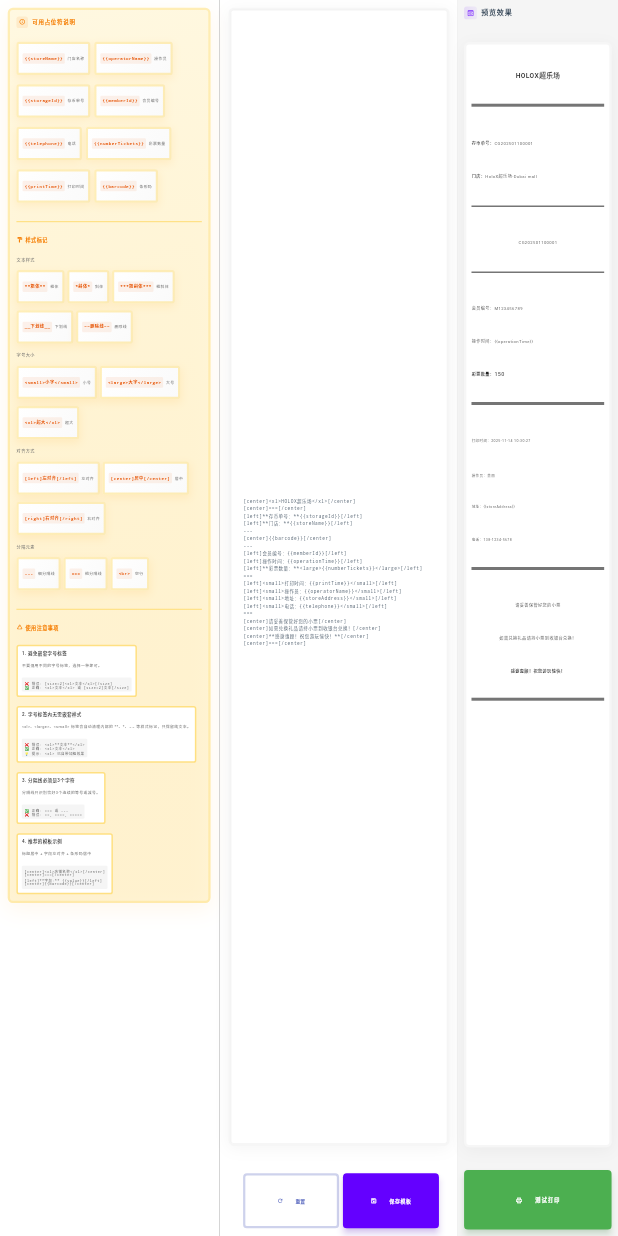
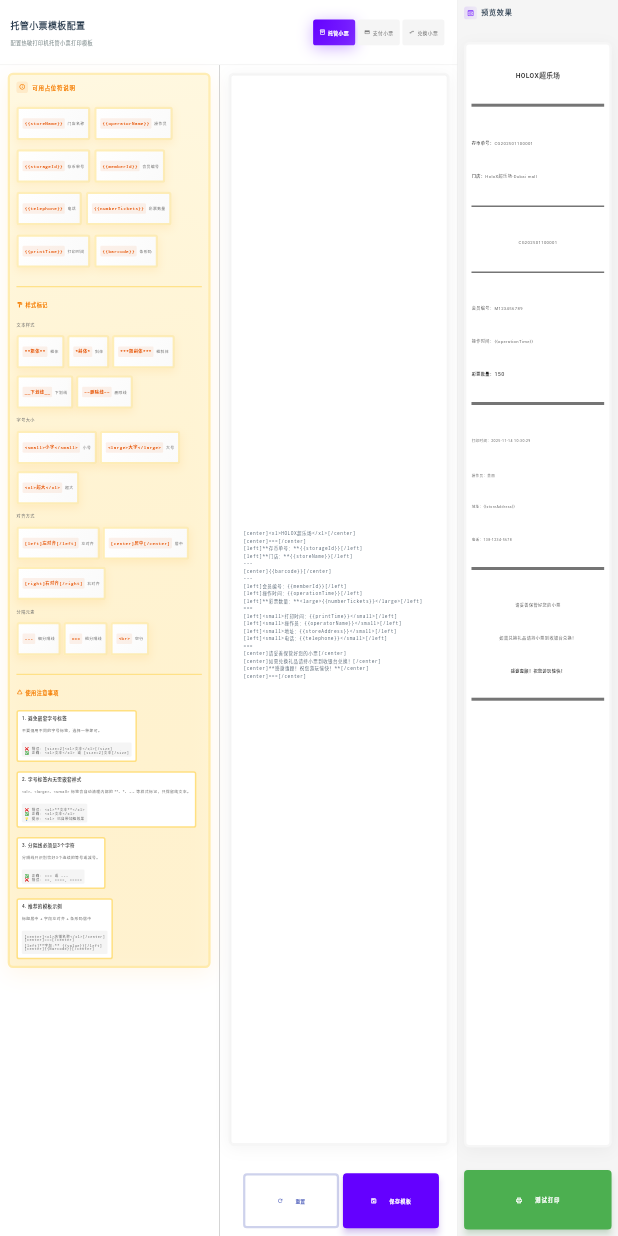
Before and after one commit to jiang-jian/crc1114, a Flutter app: the ReceiptSettingsView widget shown alone on an empty page, opened directly, on a phone screen of 412 x 824 dp. Run offline on Flutter 3.47's test engine with Material 3 defaults, Android fonts, the phone set to English and light mode, and no system bars; our stand-ins replace connectivity_plus, data_table_2, dio, flutter_screenutil, flutter_svg, get and 3 more; missing offline and left inert: android_intent_plus, nfc_manager, sunmi_flutter_plugin_printer, window_manager; accounts and stored records are empty.

Commit message:
refactor(settings): optimize receipt settings layout and cleanup unused code
- Move tab buttons to header row (aligned with title)
- Remove unused methods: _buildEditorSection, _buildTypeSelector, _buildReceiptTypeTabBar
- Rename _buildEditorSectionWithoutHeader to _buildEditorContent for clarity
- Improve code organization and reduce redundancy (-22 lines)
- Maintain all functionality: drag-to-resize, tab switching, unsaved changes dialog

```diff
--- a/lib/modules/settings/views/receipt_settings_view.dart
+++ b/lib/modules/settings/views/receipt_settings_view.dart
@@ -117,7 +117,28 @@ class _ReceiptSettingsViewState extends State<ReceiptSettingsView> {
       color: Colors.white,
       child: Row(
         children: [
-          Expanded(flex: 74, child: _buildEditorSectionWithoutHeader()),
+          // 左侧大列：标题+Tab按钮 + 编辑区（74%）
+          Expanded(
+            flex: 74,
+            child: Column(
+              children: [
+                // 顶部：标题+描述（左） + Tab按钮（右）
+                Container(
+                  padding: EdgeInsets.all(AppTheme.spacingXL),
+                  decoration: BoxDecoration(
+                    color: Colors.white,
+                    border: Border(
+                      bottom: BorderSide(color: _borderColor, width: 1.w),
+                    ),
+                  ),
+                  child: _buildHeader(),
+                ),
+                // 内容区：占位符指南 + 模板编辑器
+                Expanded(child: _buildEditorContent()),
+              ],
+            ),
+          ),
+          // 右侧列：预览区域（26%，全高度）
           Expanded(
             flex: 26,
             child: Container(
@@ -135,64 +156,8 @@ class _ReceiptSettingsViewState extends State<ReceiptSettingsView> {
     );
   }
 
-  Widget _buildEditorSection() {
-    return Column(
-      children: [
-        // 固定顶部：标题和类型选择器
-        Container(
-          padding: EdgeInsets.all(AppTheme.spacingXL),
-          decoration: BoxDecoration(
-            color: Colors.white,
-            border: Border(
-              bottom: BorderSide(color: _borderColor, width: 1.w),
-            ),
-          ),
-          child: _buildHeader(),
-        ),
-        // 可滚动内容区域：分为上下两部分
-        Expanded(
-          child: Obx(
-            () => Row(
-              key: _editorRowKey,
-              crossAxisAlignment: CrossAxisAlignment.start,
-              children: [
-                // 左侧：标签使用指南（独立滚动）
-                Expanded(
-                  flex: _leftPanelFlex.value,
-                  child: Container(
-                    child: SingleChildScrollView(
-                      padding: EdgeInsets.all(AppTheme.spacingL),
-                      child: _buildPlaceholderGuide(),
-                    ),
-                  ),
-                ),
-                // 可拖拽的分隔条
-                _buildDraggableDivider(),
-                // 右侧：模板编辑器（独立滚动）
-                Expanded(
-                  flex: 100 - _leftPanelFlex.value,
-                  child: Container(
-                    padding: EdgeInsets.all(AppTheme.spacingL),
-                    child: Column(
-                      crossAxisAlignment: CrossAxisAlignment.start,
-                      children: [
-                        Expanded(child: _buildTemplateEditor()),
-                        SizedBox(height: 24.h),
-                        Center(child: _buildActionButtons()),
-                      ],
-                    ),
-                  ),
-                ),
-              ],
-            ),
-          ),
-        ),
-      ],
-    );
-  }
-
-  /// 无标题栏的编辑器区域（用于Tab页面）
-  Widget _buildEditorSectionWithoutHeader() {
+  /// 编辑器区域（占位符指南 + 模板编辑器）
+  Widget _buildEditorContent() {
     return Obx(
       () => Row(
         key: _editorRowKey,
@@ -230,9 +195,82 @@ class _ReceiptSettingsViewState extends State<ReceiptSettingsView> {
     );
   }
 
+  /// 单个Tab按钮
+  Widget _buildTabButton(ReceiptTemplateType type, bool isSelected) {
+    return GestureDetector(
+      onTap: () async {
+        if (_hasUnsavedChanges.value) {
+          final shouldSwitch = await _showUnsavedChangesDialog();
+          if (shouldSwitch != true) return;
+        }
+        _selectedType.value = type;
+        await _loadTemplate();
+      },
+      child: Container(
+        margin: EdgeInsets.only(right: 8.w, top: 8.h, bottom: 8.h),
+        padding: EdgeInsets.symmetric(horizontal: 20.w, vertical: 8.h),
+        decoration: BoxDecoration(
+          gradient: isSelected
+              ? LinearGradient(
+                  colors: [
+                    AppTheme.primaryColor,
+                    AppTheme.primaryColor.withOpacity(0.8),
+                  ],
+                  begin: Alignment.topLeft,
+                  end: Alignment.bottomRight,
+                )
+              : null,
+          color: isSelected ? null : const Color(0xFFF5F5F5),
+          borderRadius: BorderRadius.circular(8.r),
+          boxShadow: isSelected
+              ? [
+                  BoxShadow(
+                    color: AppTheme.primaryColor.withOpacity(0.3),
+                    blurRadius: 8,
+                    offset: const Offset(0, 2),
+                  ),
+                ]
+              : null,
+        ),
+        child: Row(
+          mainAxisSize: MainAxisSize.min,
+          children: [
+            Icon(
+              _getTypeIcon(type),
+              size: 18.sp,
+              color: isSelected ? Colors.white : _textSecondary,
+            ),
+            SizedBox(width: 8.w),
+            Text(
+              type.displayName,
+              style: TextStyle(
+                fontSize: 15.sp,
+                fontWeight: isSelected ? FontWeight.w600 : FontWeight.w500,
+                color: isSelected ? Colors.white : _textSecondary,
+              ),
+            ),
+          ],
+        ),
+      ),
+    );
+  }
+
+  /// 获取小票类型图标
+  IconData _getTypeIcon(ReceiptTemplateType type) {
+    switch (type) {
+      case ReceiptTemplateType.custody:
+        return Icons.inventory_2_outlined;
+      case ReceiptTemplateType.payment:
+        return Icons.payment_outlined;
+      case ReceiptTemplateType.exchange:
+        return Icons.swap_horiz_outlined;
+    }
+  }
+
   Widget _buildHeader() {
     return Row(
       children: [
+        // 左侧：标题 + 描述
         Column(
           crossAxisAlignment: CrossAxisAlignment.start,
           children: [
@@ -252,85 +290,25 @@ class _ReceiptSettingsViewState extends State<ReceiptSettingsView> {
           ],
         ),
         const Spacer(),
-        _buildTypeSelector(),
+        // 右侧：Tab按钮
+        _buildReceiptTypeTabs(),
       ],
     );
   }
 
-  Widget _buildTypeSelector() {
+  /// 小票类型Tab按钮组（水平排列）
+  Widget _buildReceiptTypeTabs() {
     return Obx(
-      () => Container(
-        padding: EdgeInsets.symmetric(horizontal: 6.w, vertical: 6.h),
-        decoration: BoxDecoration(
-          color: const Color(0xFFF5F5F5),
-          borderRadius: BorderRadius.circular(12.r),
-          boxShadow: [
-            BoxShadow(
-              color: Colors.black.withOpacity(0.03),
-              blurRadius: 8,
-              offset: const Offset(0, 2),
-            ),
-          ],
-        ),
-        child: Row(
-          mainAxisSize: MainAxisSize.min,
-          children: ReceiptTemplateType.values.map((type) {
-            final isSelected = _selectedType.value == type;
-
-            return GestureDetector(
-              onTap: () async {
-                if (_hasUnsavedChanges.value) {
-                  final shouldSwitch = await _showUnsavedChangesDialog();
-                  if (shouldSwitch != true) return;
-                }
-                _selectedType.value = type;
-                await _loadTemplate();
-              },
-              child: AnimatedContainer(
-                duration: const Duration(milliseconds: 200),
-                curve: Curves.easeInOut,
-                padding: EdgeInsets.symmetric(horizontal: 24.w, vertical: 12.h),
-                margin: EdgeInsets.only(right: 4.w),
-                decoration: BoxDecoration(
-                  gradient: isSelected
-                      ? LinearGradient(
-                          colors: [
-                            AppTheme.primaryColor,
-                            AppTheme.primaryColor.withOpacity(0.9),
-                          ],
-                          begin: Alignment.topLeft,
-                          end: Alignment.bottomRight,
-                        )
-                      : null,
-                  color: isSelected ? null : Colors.transparent,
-                  borderRadius: BorderRadius.circular(10.r),
-                  boxShadow: isSelected
-                      ? [
-                          BoxShadow(
-                            color: AppTheme.primaryColor.withOpacity(0.3),
-                            blurRadius: 8,
-                            offset: const Offset(0, 3),
-                          ),
-                        ]
-                      : null,
-                ),
-                child: Text(
-                  type.displayName,
-                  style: TextStyle(
-                    fontSize: 15.sp,
-                    fontWeight:
-                        isSelected ? FontWeight.w600 : FontWeight.w500,
-                    color: isSelected ? Colors.white : _textSecondary,
-                    letterSpacing: 0.3,
-                  ),
-                ),
-              ),
-            );
-          }).toList(),
-        ),
+      () => Row(
+        mainAxisSize: MainAxisSize.min,
+        children: ReceiptTemplateType.values.map((type) {
+          final isSelected = _selectedType.value == type;
+          return _buildTabButton(type, isSelected);
+        }).toList(),
       ),
     );
   }
+
 
   Widget _buildPlaceholderGuide() {
     return Container(
```
